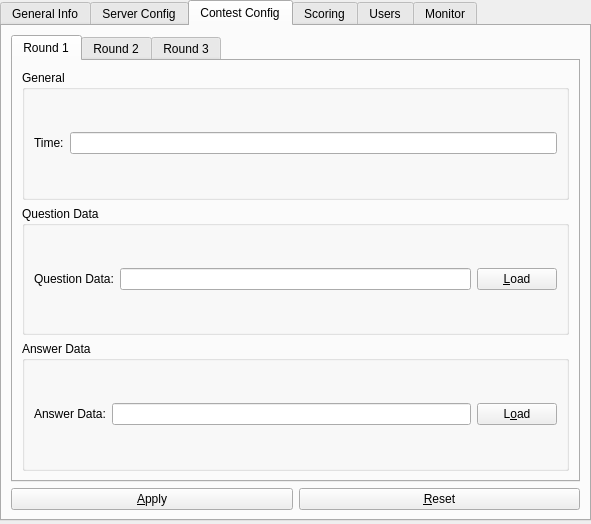
Above: src/server/server_app.ui from trigger-happy/Cerberus before the change. Below: the same form after it.
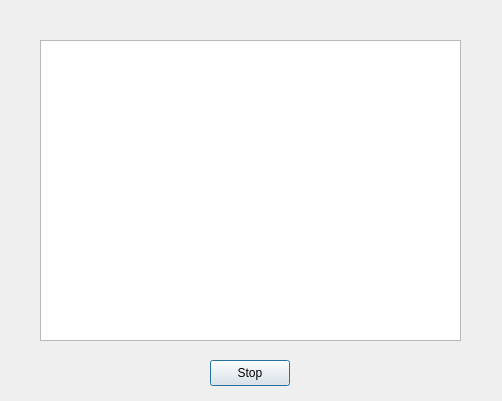
That is the form after the change. The open tabs and pages were chosen to show the change.

Commit message: Edited the server UI. Made it a simple text browser and push button as suggested.

Diff of the .ui file:
```diff
--- a/src/server/server_app.ui
+++ b/src/server/server_app.ui
@@ -6,288 +6,35 @@
    <rect>
     <x>0</x>
     <y>0</y>
-    <width>591</width>
-    <height>524</height>
+    <width>502</width>
+    <height>401</height>
    </rect>
   </property>
   <property name="windowTitle">
    <string>Cerberus Server</string>
   </property>
-  <widget class="QTabWidget" name="server_tabs">
-   <property name="enabled">
-    <bool>true</bool>
+  <widget class="QTextBrowser" name="textBrowser">
+   <property name="geometry">
+    <rect>
+     <x>40</x>
+     <y>40</y>
+     <width>421</width>
+     <height>301</height>
+    </rect>
    </property>
+  </widget>
+  <widget class="QPushButton" name="stopButton">
    <property name="geometry">
     <rect>
-     <x>0</x>
-     <y>0</y>
-     <width>591</width>
-     <height>521</height>
+     <x>210</x>
+     <y>360</y>
+     <width>80</width>
+     <height>26</height>
     </rect>
    </property>
-   <property name="currentIndex">
-    <number>0</number>
+   <property name="text">
+    <string>Stop</string>
    </property>
-   <widget class="QWidget" name="general_tab">
-    <attribute name="title">
-     <string>General Info</string>
-    </attribute>
-    <widget class="QWidget" name="layoutWidget">
-     <property name="geometry">
-      <rect>
-       <x>160</x>
-       <y>180</y>
-       <width>238</width>
-       <height>104</height>
-      </rect>
-     </property>
-     <layout class="QFormLayout" name="formLayout">
-      <item row="0" column="0">
-       <widget class="QLabel" name="label_3">
-        <property name="text">
-         <string>Current Round:</string>
-        </property>
-       </widget>
-      </item>
-      <item row="0" column="1">
-       <widget class="QLabel" name="con_current_rnd_lbl">
-        <property name="text">
-         <string>Round here</string>
-        </property>
-       </widget>
-      </item>
-      <item row="1" column="0">
-       <widget class="QLabel" name="label_5">
-        <property name="text">
-         <string>Time Left:</string>
-        </property>
-       </widget>
-      </item>
-      <item row="1" column="1">
-       <widget class="QLabel" name="con_current_time_lbl">
-        <property name="text">
-         <string>Time here</string>
-        </property>
-       </widget>
-      </item>
-      <item row="2" column="0">
-       <widget class="QPushButton" name="contest_start_btn">
-        <property name="text">
-         <string>St&amp;art Contest</string>
-        </property>
-       </widget>
-      </item>
-      <item row="2" column="1">
-       <widget class="QPushButton" name="contest_stop_btn">
-        <property name="text">
-         <string>St&amp;op Contest</string>
-        </property>
-       </widget>
-      </item>
-      <item row="3" column="0">
-       <widget class="QPushButton" name="contest_restart_btn">
-        <property name="text">
-         <string>&amp;Restart</string>
-        </property>
-       </widget>
-      </item>
-      <item row="3" column="1">
-       <widget class="QPushButton" name="contest_pause_btn">
-        <property name="text">
-         <string>&amp;Pause</string>
-        </property>
-       </widget>
-      </item>
-     </layout>
-    </widget>
-   </widget>
-   <widget class="QWidget" name="server_tab">
-    <attribute name="title">
-     <string>Server Config</string>
-    </attribute>
-    <widget class="QWidget" name="layoutWidget">
-     <property name="geometry">
-      <rect>
-       <x>90</x>
-       <y>0</y>
-       <width>379</width>
-       <height>30</height>
-      </rect>
-     </property>
-     <layout class="QHBoxLayout" name="horizontalLayout">
-      <item>
-       <widget class="QLabel" name="label_9">
-        <property name="text">
-         <string>Server configuration file:</string>
-        </property>
-       </widget>
-      </item>
-      <item>
-       <widget class="QLineEdit" name="servercfg_line"/>
-      </item>
-      <item>
-       <widget class="QPushButton" name="severcfg_load_btn">
-        <property name="text">
-         <string>&amp;Load</string>
-        </property>
-       </widget>
-      </item>
-     </layout>
-    </widget>
-   </widget>
-   <widget class="QWidget" name="contest_tab">
-    <attribute name="title">
-     <string>Contest Config</string>
-    </attribute>
-    <layout class="QVBoxLayout" name="verticalLayout_8">
-     <item>
-      <layout class="QVBoxLayout" name="verticalLayout_7">
-       <item>
-        <widget class="QTabWidget" name="tabWidget">
-         <property name="currentIndex">
-          <number>0</number>
-         </property>
-         <widget class="QWidget" name="tab">
-          <attribute name="title">
-           <string>Round 1</string>
-          </attribute>
-          <layout class="QVBoxLayout" name="verticalLayout">
-           <item>
-            <widget class="QGroupBox" name="groupBox">
-             <property name="title">
-              <string>General</string>
-             </property>
-             <layout class="QVBoxLayout" name="verticalLayout_4">
-              <item>
-               <layout class="QHBoxLayout" name="horizontalLayout_2">
-                <item>
-                 <widget class="QLabel" name="label">
-                  <property name="text">
-                   <string>Time:</string>
-                  </property>
-                 </widget>
-                </item>
-                <item>
-                 <widget class="QLineEdit" name="r1_time_line"/>
-                </item>
-               </layout>
-              </item>
-             </layout>
-            </widget>
-           </item>
-           <item>
-            <widget class="QGroupBox" name="groupBox_2">
-             <property name="title">
-              <string>Question Data</string>
-             </property>
-             <layout class="QVBoxLayout" name="verticalLayout_5">
-              <item>
-               <layout class="QHBoxLayout" name="horizontalLayout_3">
-                <item>
-                 <widget class="QLabel" name="label_2">
-                  <property name="text">
-                   <string>Question Data:</string>
-                  </property>
-                 </widget>
-                </item>
-                <item>
-                 <widget class="QLineEdit" name="r1_qdata_line"/>
-                </item>
-                <item>
-                 <widget class="QPushButton" name="r1_qdata_btn">
-                  <property name="text">
-                   <string>&amp;Load</string>
-                  </property>
-                 </widget>
-                </item>
-               </layout>
-              </item>
-             </layout>
-            </widget>
-           </item>
-           <item>
-            <widget class="QGroupBox" name="groupBox_3">
-             <property name="title">
-              <string>Answer Data</string>
-             </property>
-             <layout class="QVBoxLayout" name="verticalLayout_6">
-              <item>
-               <layout class="QHBoxLayout" name="horizontalLayout_4">
-                <item>
-                 <widget class="QLabel" name="label_7">
-                  <property name="text">
-                   <string>Answer Data:</string>
-                  </property>
-                 </widget>
-                </item>
-                <item>
-                 <widget class="QLineEdit" name="r1_adata_line"/>
-                </item>
-                <item>
-                 <widget class="QPushButton" name="r1_adata_btn">
-                  <property name="text">
-                   <string>L&amp;oad</string>
-                  </property>
-                 </widget>
-                </item>
-               </layout>
-              </item>
-             </layout>
-            </widget>
-           </item>
-          </layout>
-         </widget>
-         <widget class="QWidget" name="tab_2">
-          <attribute name="title">
-           <string>Round 2</string>
-          </attribute>
-          <layout class="QVBoxLayout" name="verticalLayout_2"/>
-         </widget>
-         <widget class="QWidget" name="tab_3">
-          <attribute name="title">
-           <string>Round 3</string>
-          </attribute>
-          <layout class="QVBoxLayout" name="verticalLayout_3"/>
-         </widget>
-        </widget>
-       </item>
-       <item>
-        <layout class="QHBoxLayout" name="horizontalLayout_5">
-         <item>
-          <widget class="QPushButton" name="contestconf_apply_btn">
-           <property name="text">
-            <string>&amp;Apply</string>
-           </property>
-          </widget>
-         </item>
-         <item>
-          <widget class="QPushButton" name="contestconf_reset_btn">
-           <property name="text">
-            <string>&amp;Reset</string>
-           </property>
-          </widget>
-         </item>
-        </layout>
-       </item>
-      </layout>
-     </item>
-    </layout>
-   </widget>
-   <widget class="QWidget" name="score_tab">
-    <attribute name="title">
-     <string>Scoring</string>
-    </attribute>
-   </widget>
-   <widget class="QWidget" name="userreg_tab">
-    <attribute name="title">
-     <string>Users</string>
-    </attribute>
-   </widget>
-   <widget class="QWidget" name="monitor_tab">
-    <attribute name="title">
-     <string>Monitor</string>
-    </attribute>
-   </widget>
   </widget>
  </widget>
  <resources/>
```
